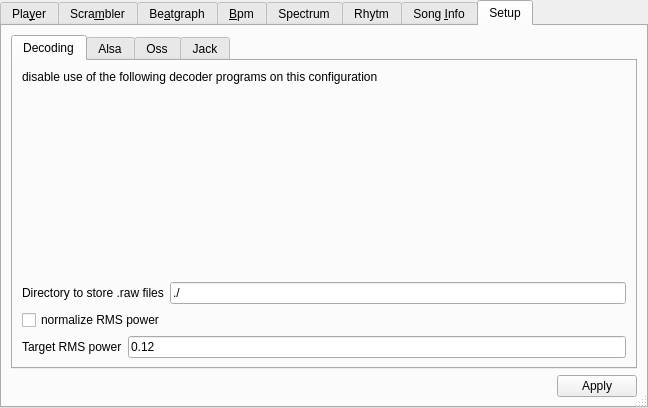
Qt form ui-player.ui (mihow/bpmdj) before a commit.
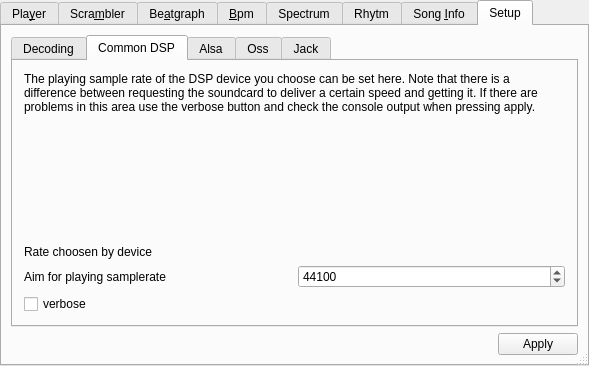
The same form after that commit. The open tabs and pages were chosen to show the change. Icons and pictures are not drawn. Custom widgets are drawn as their Qt base class.

Commit message: Different samplerates: diskrate, playrate and metarate

Diff of the .ui file:
```diff
--- a/ui-player.ui
+++ b/ui-player.ui
@@ -6,8 +6,8 @@
    <rect>
     <x>0</x>
     <y>0</y>
-    <width>648</width>
-    <height>408</height>
+    <width>582</width>
+    <height>366</height>
    </rect>
   </property>
   <property name="sizePolicy">
@@ -2181,6 +2181,88 @@
            </item>
           </layout>
          </widget>
+         <widget class="QWidget" name="tab_2">
+          <attribute name="title">
+           <string>Common DSP</string>
+          </attribute>
+          <layout class="QGridLayout" name="gridLayout">
+           <item row="0" column="0">
+            <widget class="QLabel" name="label_7">
+             <property name="text">
+              <string>The playing sample rate of the DSP device you choose can be set here. Note that there is a difference between requesting the soundcard to deliver a certain speed and getting it. If there are problems in this area use the verbose button and check the console output when pressing apply.</string>
+             </property>
+             <property name="wordWrap">
+              <bool>true</bool>
+             </property>
+            </widget>
+           </item>
+           <item row="1" column="0">
+            <spacer name="verticalSpacer_2">
+             <property name="orientation">
+              <enum>Qt::Vertical</enum>
+             </property>
+             <property name="sizeHint" stdset="0">
+              <size>
+               <width>535</width>
+               <height>179</height>
+              </size>
+             </property>
+            </spacer>
+           </item>
+           <item row="2" column="0">
+            <layout class="QHBoxLayout" name="horizontalLayout_14">
+             <item>
+              <widget class="QLabel" name="label_8">
+               <property name="text">
+                <string>Rate choosen by device</string>
+               </property>
+              </widget>
+             </item>
+             <item>
+              <widget class="QLabel" name="dsp_exactrate">
+               <property name="text">
+                <string>&lt;unknown&gt;</string>
+               </property>
+              </widget>
+             </item>
+            </layout>
+           </item>
+           <item row="3" column="0">
+            <layout class="QHBoxLayout" name="horizontalLayout_13">
+             <item>
+              <widget class="QLabel" name="label_6">
+               <property name="text">
+                <string>Aim for playing samplerate</string>
+               </property>
+              </widget>
+             </item>
+             <item>
+              <widget class="QSpinBox" name="dsp_playrate">
+               <property name="minimum">
+                <number>8192</number>
+               </property>
+               <property name="maximum">
+                <number>96000</number>
+               </property>
+               <property name="singleStep">
+                <number>100</number>
+               </property>
+               <property name="value">
+                <number>44100</number>
+               </property>
+              </widget>
+             </item>
+            </layout>
+           </item>
+           <item row="4" column="0">
+            <widget class="QCheckBox" name="dsp_verbose">
+             <property name="text">
+              <string>verbose</string>
+             </property>
+            </widget>
+           </item>
+          </layout>
+         </widget>
          <widget class="QWidget" name="alsatab">
           <attribute name="title">
            <string>Alsa</string>
```
Left out of the diff: 183 changed lines with no effect on the pictures. The commit also changes 57 other files.
